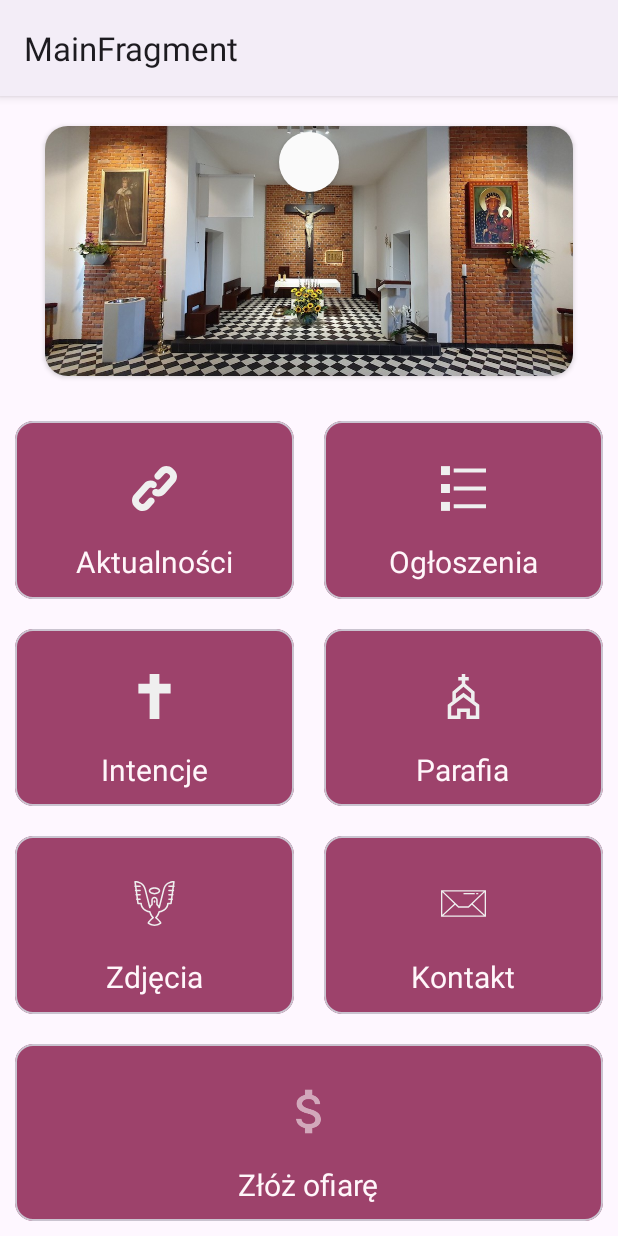
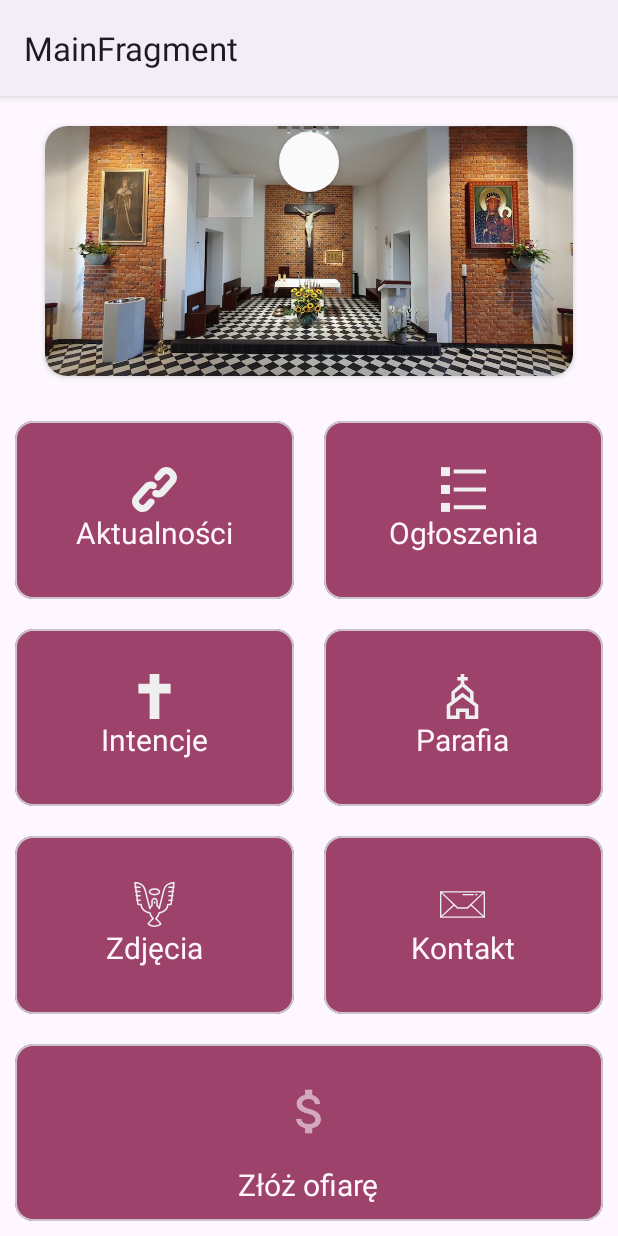
Before and after one commit to Luncenok/Parafia-w-Zakrzewie, an Android app: the screen it shows after launch (MainActivity), on a phone screen of 412 x 824 dp. Run offline under Robolectric (Android 15) with nearby library versions, the phone set to English and light mode, and no system bars; our stand-ins replace Dagger/Hilt's generated code, Room's generated code, Timber, data binding, navigation-ui.

Commit message:
Use compound drawable in main_fragment.xml

```diff
--- a/app/src/main/res/layout/main_fragment.xml
+++ b/app/src/main/res/layout/main_fragment.xml
@@ -1,10 +1,10 @@
 <?xml version="1.0" encoding="utf-8"?>
 
-<layout>
+<layout xmlns:android="http://schemas.android.com/apk/res/android"
+    xmlns:app="http://schemas.android.com/apk/res-auto"
+    xmlns:tools="http://schemas.android.com/tools">
 
-    <androidx.swiperefreshlayout.widget.SwipeRefreshLayout xmlns:android="http://schemas.android.com/apk/res/android"
-        xmlns:app="http://schemas.android.com/apk/res-auto"
-        xmlns:tools="http://schemas.android.com/tools"
+    <androidx.swiperefreshlayout.widget.SwipeRefreshLayout
         android:id="@+id/main_swipe"
         android:layout_width="match_parent"
         android:layout_height="match_parent">
@@ -71,30 +71,15 @@
                         app:layout_constraintStart_toStartOf="parent"
                         app:layout_constraintTop_toTopOf="parent">
 
-                        <LinearLayout
-                            android:layout_width="match_parent"
-                            android:layout_height="match_parent"
-                            android:orientation="vertical">
-
-                            <ImageView
-                                android:id="@+id/aktualnosciIV"
-                                android:layout_width="30dp"
-                                android:layout_height="30dp"
-                                android:layout_gravity="center"
-                                android:layout_marginTop="30dp"
-                                android:contentDescription="@string/aktualnosci"
-                                android:src="@drawable/ic_link" />
-
                         <TextView
                             android:id="@+id/aktualnosciTV"
                             android:layout_width="wrap_content"
                             android:layout_height="wrap_content"
                             android:layout_gravity="center"
-                                android:layout_marginTop="20dp"
                             android:text="@string/aktualnosci"
                             android:textColor="@color/white_pink"
-                                android:textSize="20sp" />
-                        </LinearLayout>
+                            android:textSize="20sp"
+                            app:drawableTopCompat="@drawable/ic_link" />
                     </com.google.android.material.card.MaterialCardView>
 
                     <com.google.android.material.card.MaterialCardView
@@ -108,30 +93,15 @@
                         app:layout_constraintStart_toEndOf="@id/aktualnosci_card"
                         app:layout_constraintTop_toTopOf="parent">
 
-                        <LinearLayout
-                            android:layout_width="match_parent"
-                            android:layout_height="match_parent"
-                            android:orientation="vertical">
-
-                            <ImageView
-                                android:id="@+id/ogloszeniaIV"
-                                android:layout_width="30dp"
-                                android:layout_height="30dp"
-                                android:layout_gravity="center"
-                                android:layout_marginTop="30dp"
-                                android:contentDescription="@string/ogloszenia"
-                                android:src="@drawable/ic_list" />
-
                         <TextView
                             android:id="@+id/ogloszeniaTV"
                             android:layout_width="wrap_content"
                             android:layout_height="wrap_content"
                             android:layout_gravity="center"
-                                android:layout_marginTop="20dp"
                             android:text="@string/ogloszenia"
                             android:textColor="@color/white_pink"
-                                android:textSize="20sp" />
-                        </LinearLayout>
+                            android:textSize="20sp"
+                            app:drawableTopCompat="@drawable/ic_list" />
                     </com.google.android.material.card.MaterialCardView>
                 </androidx.constraintlayout.widget.ConstraintLayout>
 
@@ -156,30 +126,15 @@
                         app:layout_constraintStart_toStartOf="parent"
                         app:layout_constraintTop_toTopOf="parent">
 
-                        <LinearLayout
-                            android:layout_width="match_parent"
-                            android:layout_height="match_parent"
-                            android:orientation="vertical">
-
-                            <ImageView
-                                android:id="@+id/intencjeIV"
-                                android:layout_width="30dp"
-                                android:layout_height="30dp"
-                                android:layout_gravity="center"
-                                android:layout_marginTop="30dp"
-                                android:contentDescription="@string/intencje"
-                                android:src="@drawable/ic_cross" />
-
                         <TextView
                             android:id="@+id/intencjeTV"
                             android:layout_width="wrap_content"
                             android:layout_height="wrap_content"
                             android:layout_gravity="center"
-                                android:layout_marginTop="20dp"
                             android:text="@string/intencje"
                             android:textColor="@color/white_pink"
-                                android:textSize="20sp" />
-                        </LinearLayout>
+                            android:textSize="20sp"
+                            app:drawableTopCompat="@drawable/ic_cross" />
                     </com.google.android.material.card.MaterialCardView>
 
                     <com.google.android.material.card.MaterialCardView
@@ -193,30 +148,15 @@
                         app:layout_constraintStart_toEndOf="@id/intencje_card"
                         app:layout_constraintTop_toTopOf="parent">
 
-                        <LinearLayout
-                            android:layout_width="match_parent"
-                            android:layout_height="match_parent"
-                            android:orientation="vertical">
-
-                            <ImageView
-                                android:id="@+id/parafiaIV"
-                                android:layout_width="30dp"
-                                android:layout_height="30dp"
-                                android:layout_gravity="center"
-                                android:layout_marginTop="30dp"
-                                android:contentDescription="@string/parafia"
-                                android:src="@drawable/ic_church" />
-
                         <TextView
                             android:id="@+id/parafiaTV"
                             android:layout_width="wrap_content"
                             android:layout_height="wrap_content"
                             android:layout_gravity="center"
-                                android:layout_marginTop="20dp"
                             android:text="@string/parafia"
                             android:textColor="@color/white_pink"
-                                android:textSize="20sp" />
-                        </LinearLayout>
+                            android:textSize="20sp"
+                            app:drawableTopCompat="@drawable/ic_church" />
                     </com.google.android.material.card.MaterialCardView>
                 </androidx.constraintlayout.widget.ConstraintLayout>
 
@@ -241,30 +181,15 @@
                         app:layout_constraintStart_toStartOf="parent"
                         app:layout_constraintTop_toTopOf="parent">
 
-                        <LinearLayout
-                            android:layout_width="match_parent"
-                            android:layout_height="match_parent"
-                            android:orientation="vertical">
-
-                            <ImageView
-                                android:id="@+id/sakramentyIV"
-                                android:layout_width="30dp"
-                                android:layout_height="30dp"
-                                android:layout_gravity="center"
-                                android:layout_marginTop="30dp"
-                                android:contentDescription="@string/photos"
-                                android:src="@drawable/ic_holy_ghost" />
-
                         <TextView
                             android:id="@+id/sakramentyTV"
                             android:layout_width="wrap_content"
                             android:layout_height="wrap_content"
                             android:layout_gravity="center"
-                                android:layout_marginTop="20dp"
                             android:text="@string/photos"
                             android:textColor="@color/white_pink"
-                                android:textSize="20sp" />
-                        </LinearLayout>
+                            android:textSize="20sp"
+                            app:drawableTopCompat="@drawable/ic_holy_ghost" />
                     </com.google.android.material.card.MaterialCardView>
 
                     <com.google.android.material.card.MaterialCardView
@@ -278,30 +203,15 @@
                         app:layout_constraintStart_toEndOf="@id/sakramenty_card"
                         app:layout_constraintTop_toTopOf="parent">
 
-                        <LinearLayout
-                            android:layout_width="match_parent"
-                            android:layout_height="match_parent"
-                            android:orientation="vertical">
-
-                            <ImageView
-                                android:id="@+id/kontaktIV"
-                                android:layout_width="30dp"
-                                android:layout_height="30dp"
-                                android:layout_gravity="center"
-                                android:layout_marginTop="30dp"
-                                android:contentDescription="@string/contact"
-                                android:src="@drawable/ic_letter" />
-
                         <TextView
                             android:id="@+id/kontaktTV"
                             android:layout_width="wrap_content"
                             android:layout_height="wrap_content"
                             android:layout_gravity="center"
-                                android:layout_marginTop="20dp"
                             android:text="@string/contact"
                             android:textColor="@color/white_pink"
-                                android:textSize="20sp" />
-                        </LinearLayout>
+                            android:textSize="20sp"
+                            app:drawableTopCompat="@drawable/ic_letter" />
                     </com.google.android.material.card.MaterialCardView>
                 </androidx.constraintlayout.widget.ConstraintLayout>
 
@@ -329,7 +239,8 @@
                         <LinearLayout
                             android:layout_width="match_parent"
                             android:layout_height="match_parent"
-                            android:orientation="vertical">
+                            android:orientation="vertical"
+                            tools:ignore="UseCompoundDrawables"> <!--not possible-->
 
                             <ImageView
                                 android:id="@+id/dotacjaIV"
```
Lines whose indentation alone changed are shown as unchanged.
